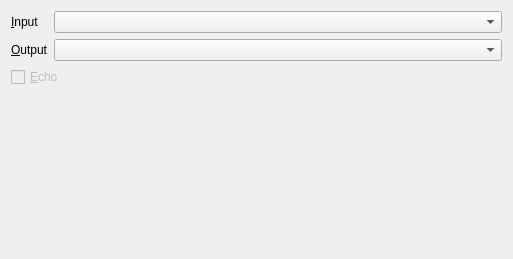
Before: the Qt Designer form app/forms/devices_settings.ui in slobodsky/mutra, drawn with Qt 5.
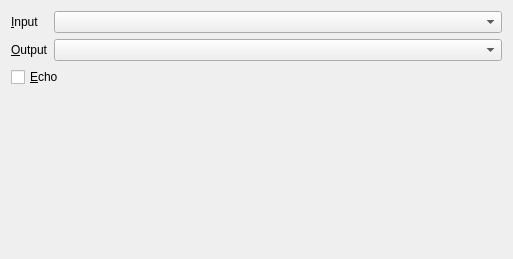
After: the same form once the commit is applied.

Diff of the .ui file:
```diff
--- a/app/forms/devices_settings.ui
+++ b/app/forms/devices_settings.ui
@@ -30,7 +30,7 @@
    <item row="2" column="0" colspan="2">
     <widget class="QCheckBox" name="MIDIEcho">
      <property name="enabled">
-      <bool>false</bool>
+      <bool>true</bool>
      </property>
      <property name="toolTip">
       <string>Send MIDI events from the input to the output</string>
```
